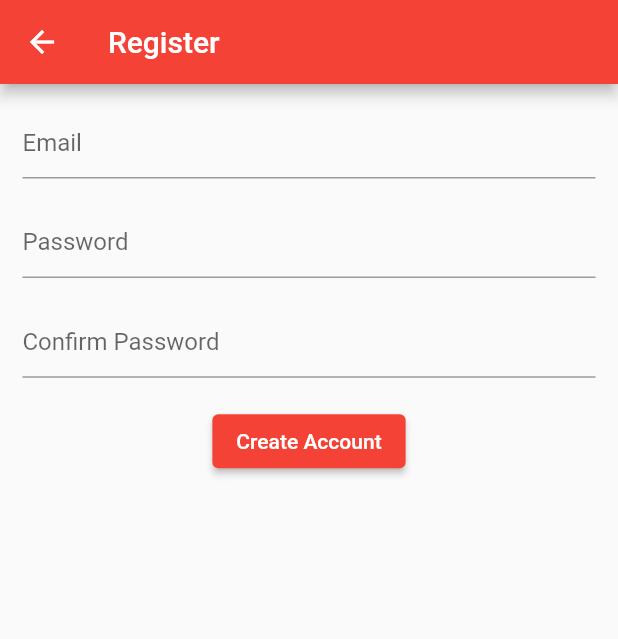
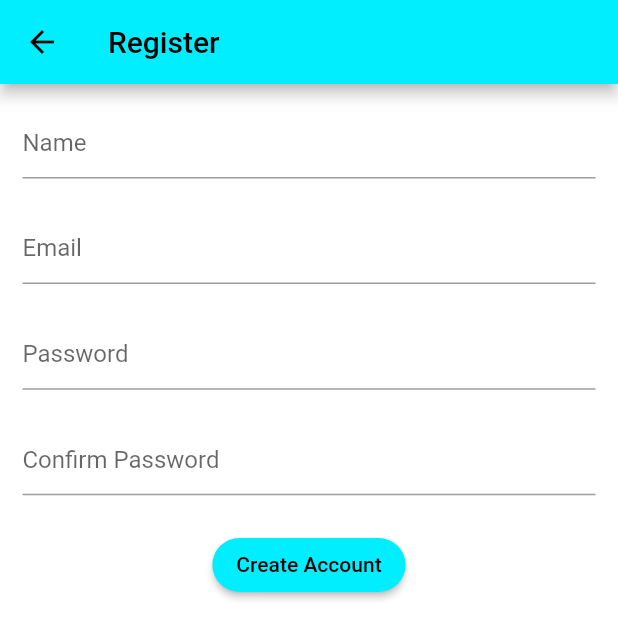
Before and after one commit to Rithik105/chatapp, a Flutter app: the screen it shows after launch, after a tap on "Create account?", on a phone screen of 412 x 824 dp. Shown: the top 639 px of the screen. Run offline on Flutter 3.47's test engine with Material 2 defaults, Android fonts, the phone set to English and light mode, and no system bars; our stand-ins replace cloud_firestore, firebase_auth, firebase_core, firebase_storage, flutter_bloc, fluttertoast; accounts and stored records are empty.

Commit message:
commit 2

```diff
--- /dev/null
+++ b/lib/Screens/create_profile_screen.dart
@@ -0,0 +1,81 @@
+import 'package:chatapp/Bloc/chat_cubit.dart';
+import 'package:chatapp/Widgets/button.dart';
+import 'package:chatapp/Widgets/text_field.dart';
+import 'package:flutter/material.dart';
+import 'package:flutter_bloc/flutter_bloc.dart';
+
+class CreateProfileScreen extends StatelessWidget {
+  final TextEditingController _name = TextEditingController();
+  final TextEditingController _email = TextEditingController();
+  final TextEditingController _password = TextEditingController();
+  final TextEditingController _cpassword = TextEditingController();
+  final FocusNode name = FocusNode();
+  final FocusNode email = FocusNode();
+  final FocusNode password = FocusNode();
+  final FocusNode cpassword = FocusNode();
+
+  CreateProfileScreen({super.key});
+
+  @override
+  Widget build(BuildContext context) {
+    return Scaffold(
+      appBar: AppBar(
+        foregroundColor: Colors.black,
+        title: const Text(
+          "Register",
+        ),
+      ),
+      body: Padding(
+        padding: const EdgeInsets.all(15.0),
+        child: SizedBox(
+          height: MediaQuery.of(context).size.height * 0.4,
+          child: Column(
+              mainAxisAlignment: MainAxisAlignment.spaceBetween,
+              children: [
+                CustomSmallTextField(
+                    focusNode: name,
+                    nextNode: email,
+                    controller: _name,
+                    hint: "Name",
+                    obscure: false),
+                CustomSmallTextField(
+                  focusNode: email,
+                  nextNode: password,
+                  controller: _email,
+                  hint: "Email",
+                  obscure: false,
+                ),
+                CustomSmallTextField(
+                    focusNode: password,
+                    nextNode: cpassword,
+                    controller: _password,
+                    hint: "Password",
+                    obscure: true),
+                CustomSmallTextField(
+                    focusNode: cpassword,
+                    controller: _cpassword,
+                    hint: "Confirm Password",
+                    obscure: true),
+                BlocListener<ChatCubit, ChatState>(
+                    listener: (context, state) {
+                      if (state is ChatRegisterState) {
+                        Navigator.pop(context);
+                      }
+                    },
+                    child: CustomButton(
+                      ontap: () {
+                        BlocProvider.of<ChatCubit>(context).register(
+                            _name.text.trim(),
+                            _email.text.trim(),
+                            _password.text.trim(),
+                            _cpassword.text.trim());
+                      },
+                      child: const Text("Create Account",
+                          style: TextStyle(color: Colors.black)),
+                    )),
+              ]),
+        ),
+      ),
+    );
+  }
+}
--- a/lib/Screens/create_screen.dart
+++ /dev/null
@@ -1,74 +0,0 @@
-import 'package:chatapp/Bloc/chat_cubit.dart';
-import 'package:chatapp/Widgets/text_field.dart';
-import 'package:flutter/material.dart';
-import 'package:flutter_bloc/flutter_bloc.dart';
-
-class CreateScreen extends StatelessWidget {
-  final TextEditingController _email = TextEditingController();
-  final TextEditingController _password = TextEditingController();
-  final TextEditingController _cpassword = TextEditingController();
-  FocusNode email = FocusNode();
-  FocusNode password = FocusNode();
-  FocusNode cpassword = FocusNode();
-  FocusNode create = FocusNode();
-
-  CreateScreen({super.key});
-
-  @override
-  Widget build(BuildContext context) {
-    return Scaffold(
-      appBar: AppBar(
-        title: Text("Register"),
-        backgroundColor: Colors.red,
-      ),
-      body: Padding(
-        padding: const EdgeInsets.all(15.0),
-        child: SizedBox(
-          height: MediaQuery.of(context).size.height * 0.3,
-          child: Column(
-              mainAxisAlignment: MainAxisAlignment.spaceBetween,
-              children: [
-                CustomTextField(
-                  focusNode: email,
-                  nextNode: password,
-                  controller: _email,
-                  hint: "Email",
-                  obscure: false,
-                ),
-                CustomTextField(
-                    focusNode: password,
-                    nextNode: cpassword,
-                    controller: _password,
-                    hint: "Password",
-                    obscure: true),
-                CustomTextField(
-                    focusNode: cpassword,
-                    nextNode: create,
-                    controller: _cpassword,
-                    hint: "Confirm Password",
-                    obscure: true),
-                BlocListener<ChatCubit, ChatState>(
-                  listener: (context, state) {
-                    if (state is ChatRegisterState) {
-                      Navigator.pop(context);
-                    }
-                  },
-                  child: ElevatedButton(
-                    focusNode: create,
-                    onPressed: () {
-                      BlocProvider.of<ChatCubit>(context).register(
-                          _email.text.trim(),
-                          _password.text.trim(),
-                          _cpassword.text.trim());
-                    },
-                    style:
-                        ElevatedButton.styleFrom(backgroundColor: Colors.red),
-                    child: const Text("Create Account"),
-                  ),
-                ),
-              ]),
-        ),
-      ),
-    );
-  }
-}
--- a/lib/Screens/login_screen.dart
+++ b/lib/Screens/login_screen.dart
@@ -1,6 +1,7 @@
 import 'package:chatapp/Bloc/chat_cubit.dart';
-import 'package:chatapp/Screens/create_screen.dart';
+import 'package:chatapp/Screens/create_profile_screen.dart';
 import 'package:chatapp/Screens/home_screen.dart';
+import 'package:chatapp/Widgets/button.dart';
 
 import 'package:chatapp/Widgets/text_field.dart';
 import 'package:flutter/material.dart';
@@ -9,9 +10,10 @@ import 'package:flutter_bloc/flutter_bloc.dart';
 class LoginScreen extends StatelessWidget {
   final TextEditingController _email = TextEditingController();
   final TextEditingController _password = TextEditingController();
-  FocusNode email = FocusNode();
-  FocusNode password = FocusNode();
-  FocusNode login = FocusNode();
+
+  final FocusNode email = FocusNode();
+  final FocusNode password = FocusNode();
+  final FocusNode login = FocusNode();
 
   LoginScreen({super.key});
 
@@ -19,8 +21,10 @@ class LoginScreen extends StatelessWidget {
   Widget build(BuildContext context) {
     return Scaffold(
       appBar: AppBar(
-        title: const Text("Login"),
-        backgroundColor: Colors.red,
+        title: const Text(
+          "Login",
+          style: TextStyle(color: Colors.black),
+        ),
       ),
       body: Padding(
         padding: const EdgeInsets.all(15.0),
@@ -29,13 +33,13 @@ class LoginScreen extends StatelessWidget {
           child: Column(
               mainAxisAlignment: MainAxisAlignment.spaceBetween,
               children: [
-                CustomTextField(
+                CustomSmallTextField(
                     focusNode: email,
                     nextNode: password,
                     controller: _email,
                     hint: "Email",
                     obscure: false),
-                CustomTextField(
+                CustomSmallTextField(
                     focusNode: password,
                     nextNode: login,
                     controller: _password,
@@ -50,31 +54,31 @@ class LoginScreen extends StatelessWidget {
                           MaterialPageRoute(
                               builder: (context) => BlocProvider(
                                     create: (context) => ChatCubit()
-                                      ..fetchData(state.user.user!.email!),
-                                    child: HomeScreen(),
+                                      ..fetchDatabase(state.user.user!.email!),
+                                    child: HomeScreen(
+                                      email: _email.text,
+                                    ),
                                   )));
                     }
                   },
-                  child: ElevatedButton(
-                    onPressed: () {
-                      BlocProvider.of<ChatCubit>(context)
-                          .login(_email.text, _password.text);
-                    },
-                    style:
-                        ElevatedButton.styleFrom(backgroundColor: Colors.red),
-                    child: const Text("LOGIN"),
-                  ),
+                  child: CustomButton(
+                      ontap: () {
+                        BlocProvider.of<ChatCubit>(context)
+                            .login(_email.text, _password.text);
+                      },
+                      child: const Text("LOGIN",
+                          style: TextStyle(color: Colors.black))),
                 ),
                 InkWell(
                   child: const Text(
                     "Create account?",
                     style: TextStyle(
-                        color: Colors.red, fontWeight: FontWeight.w400),
+                        color: Colors.black, fontWeight: FontWeight.w400),
                   ),
                   onTap: () {
                     Navigator.push(context,
                         MaterialPageRoute(builder: (context) {
-                      return CreateScreen();
+                      return CreateProfileScreen();
                     }));
                   },
                 )
--- /dev/null
+++ b/lib/Widgets/button.dart
@@ -0,0 +1,23 @@
+import 'package:flutter/material.dart';
+import 'package:flutter/src/widgets/container.dart';
+import 'package:flutter/src/widgets/framework.dart';
+
+class CustomButton extends StatelessWidget {
+  CustomButton({super.key, required this.child, required this.ontap});
+  Widget child;
+  VoidCallback ontap;
+
+  @override
+  Widget build(BuildContext context) {
+    return Container(
+      child: ElevatedButton(
+        onPressed: ontap,
+        style: ElevatedButton.styleFrom(
+          backgroundColor: Color.fromARGB(255, 0, 238, 255),
+          shape: StadiumBorder(),
+        ),
+        child: child,
+      ),
+    );
+  }
+}
--- a/lib/main.dart
+++ b/lib/main.dart
@@ -1,4 +1,3 @@
-import 'package:chatapp/Screens/create_screen.dart';
 import 'package:chatapp/Screens/home_screen.dart';
 import 'package:chatapp/Screens/login_screen.dart';
 import 'package:chatapp/Bloc/chat_cubit.dart';
@@ -25,9 +24,17 @@ class MyApp extends StatelessWidget {
     return BlocProvider(
       create: (context) => ChatCubit(),
       child: MaterialApp(
+        theme: ThemeData(
+            scaffoldBackgroundColor: Color.fromARGB(255, 255, 255, 255),
+            appBarTheme: AppBarTheme(
+                backgroundColor: Color.fromARGB(255, 0, 238, 255),
+                foregroundColor: Colors.black),
+            accentColor: Color.fromARGB(255, 0, 238, 255)),
         debugShowCheckedModeBanner: false,
         home: (FirebaseAuth.instance.currentUser != null)
-            ? const HomeScreen()
+            ? HomeScreen(
+                email: FirebaseAuth.instance.currentUser!.email!,
+              )
             : LoginScreen(),
       ),
     );
```
Also changed, not shown: lib/Bloc/chat_cubit.dart (+32 -15 lines), lib/Screens/create_task_screen.dart (added, +57 -0 lines), lib/Screens/home_screen.dart (+87 -3 lines), lib/Widgets/text_field.dart (+26 -2 lines).
